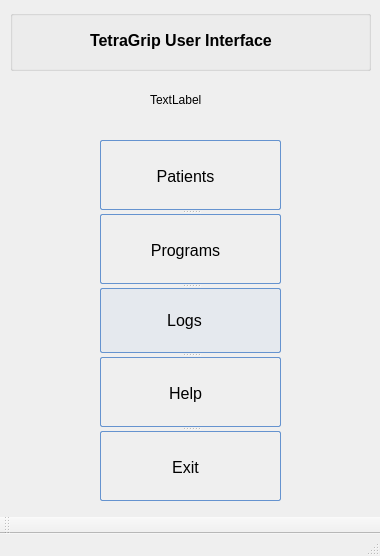
Before: the Qt Designer form POML060_v1/stageonemain.ui in viniltc/POML060, drawn with Qt 5.
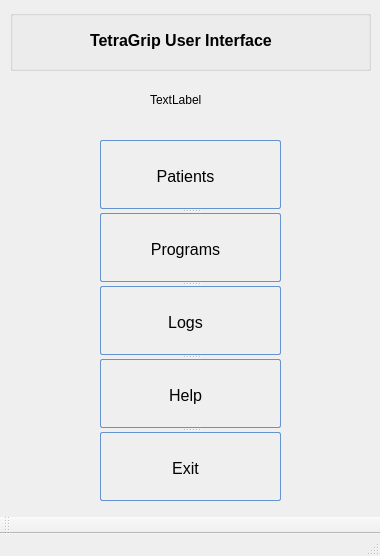
After: the same form once the commit is applied. Custom widgets are drawn as their Qt base class.

Patch:
```diff
--- a/POML060_v1/stageonemain.ui
+++ b/POML060_v1/stageonemain.ui
@@ -186,7 +186,7 @@
     </widget>
     <widget class="QPushButton" name="pushButton_logs">
      <property name="enabled">
-      <bool>false</bool>
+      <bool>true</bool>
      </property>
      <property name="styleSheet">
       <string notr="true">QPushButton:hover{
```
